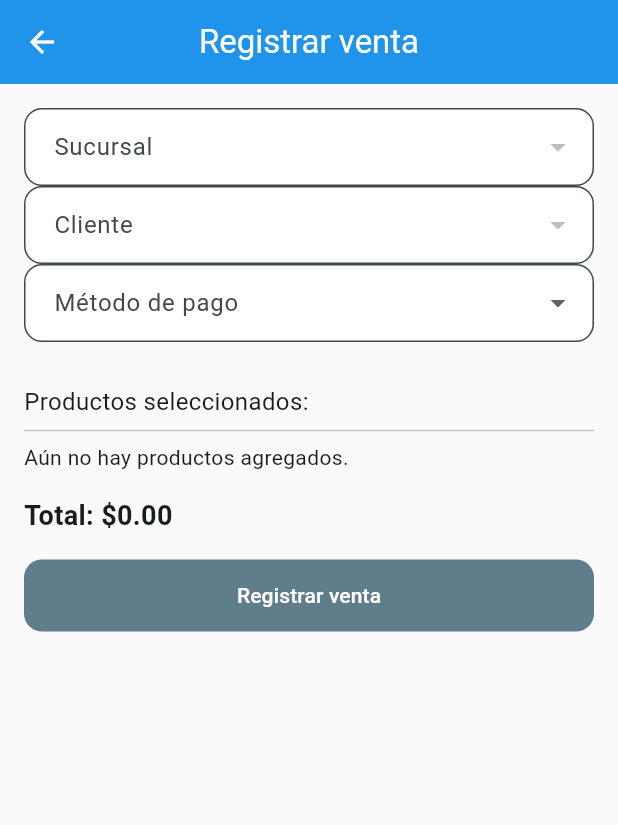
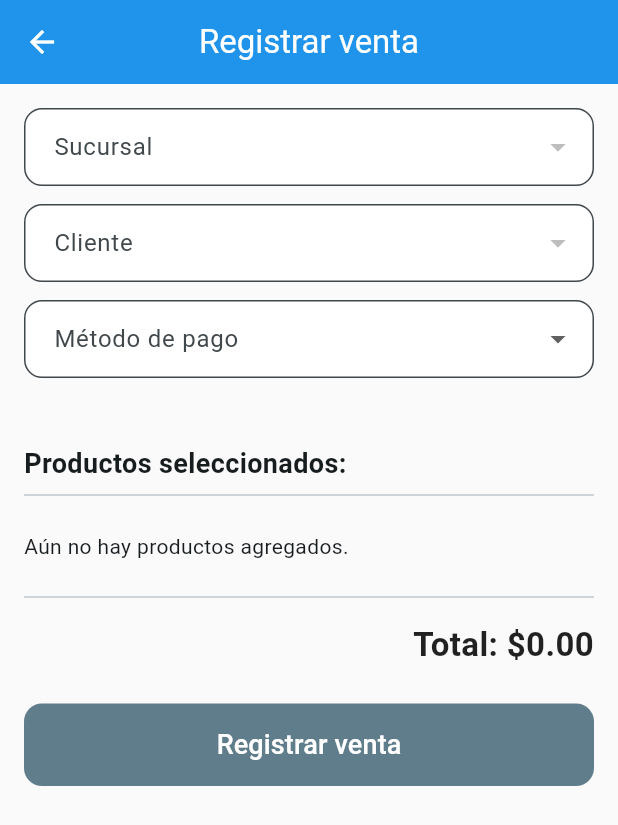
Before and after one commit to marpez4/inventario_ventas, a Flutter app: the VentaForm screen opened directly, on a phone screen of 412 x 824 dp. Shown: the top 825 px of the screen. Run offline on Flutter 3.47's test engine with Material 3 defaults, Android fonts, the phone set to English and light mode, and no system bars; our stand-ins replace sqflite; accounts and stored records are empty.

Commit message:
Mejora visual en modulos principales, agregando estilos

```diff
--- a/lib/core/ui/screens/venta_form.dart
+++ b/lib/core/ui/screens/venta_form.dart
@@ -182,19 +182,20 @@ class _VentaFormState extends State<VentaForm> {
                   _cantidades.clear();
                 }),
               ),
+              const SizedBox(height: 12),
               DropdownButtonFormField<int>(
                 value: _clienteId,
-                decoration:
-                    const InputDecoration(labelText: 'Cliente'),
-                items: [
-                  ...clientes.map((c) => DropdownMenuItem(
+                decoration: const InputDecoration(labelText: 'Cliente'),
+                items: clientes
+                    .map((c) => DropdownMenuItem(
                           value: c.id,
                           child: Text(c.nombre),
                         ))
-                ],
+                    .toList(),
                 validator: (v) => v == null ? 'Seleccione un cliente' : null,
                 onChanged: (v) => setState(() => _clienteId = v),
               ),
+              const SizedBox(height: 12),
               DropdownButtonFormField<String>(
                 value: _metodoPago,
                 decoration: const InputDecoration(labelText: 'Método de pago'),
@@ -208,29 +209,40 @@ class _VentaFormState extends State<VentaForm> {
                     v == null ? 'Seleccione método de pago' : null,
                 onChanged: (v) => setState(() => _metodoPago = v),
               ),
-              const SizedBox(height: 12),
+              const SizedBox(height: 20),
               if (_sucursalId != null)
                 FilledButton.icon(
+                  style: FilledButton.styleFrom(
+                    minimumSize: const Size.fromHeight(50),
+                  ),
                   onPressed: () =>
                       _agregarProductoDesdeModal(productosSucursal),
                   icon: const Icon(Icons.add),
                   label: const Text('Agregar producto'),
                 ),
-              const SizedBox(height: 16),
+              const SizedBox(height: 24),
               const Text('Productos seleccionados:',
-                  style: TextStyle(fontSize: 16)),
+                  style: TextStyle(fontSize: 18, fontWeight: FontWeight.bold)),
               const Divider(),
               if (_productosSeleccionados.isEmpty)
-                const Text('Aún no hay productos agregados.'),
+                const Padding(
+                  padding: EdgeInsets.symmetric(vertical: 16),
+                  child: Text('Aún no hay productos agregados.'),
+                ),
               ..._productosSeleccionados.entries.map((entry) {
                 final producto = entry.value;
                 final cantidad = _cantidades[entry.key] ?? 0;
                 final stockDisponible = producto.stock - cantidad;
 
-                return ListTile(
+                return Card(
+                  elevation: 2,
+                  margin: const EdgeInsets.symmetric(vertical: 8),
+                  child: ListTile(
                     title: Text(producto.nombre),
                     subtitle: Text(
-                      'Precio: \$${producto.precio.toStringAsFixed(2)} • Stock: ${producto.stock}'),
+                      'Precio: \$${producto.precio.toStringAsFixed(2)}\nStock disponible: ${producto.stock}',
+                    ),
+                    isThreeLine: true,
                     trailing: Row(
                       mainAxisSize: MainAxisSize.min,
                       children: [
@@ -261,19 +273,28 @@ class _VentaFormState extends State<VentaForm> {
                         ),
                       ],
                     ),
+                  ),
                 );
               }),
-              const SizedBox(height: 16),
+              const Divider(),
+              const SizedBox(height: 8),
               Text(
                 'Total: \$${_calcularTotal().toStringAsFixed(2)}',
-                style:
-                    const TextStyle(fontSize: 18, fontWeight: FontWeight.bold),
+                style: const TextStyle(
+                    fontSize: 22,
+                    fontWeight: FontWeight.bold,
+                    color: Colors.black87),
+                textAlign: TextAlign.right,
               ),
-              const SizedBox(height: 16),
+              const SizedBox(height: 24),
               FilledButton(
+                style: FilledButton.styleFrom(
+                  minimumSize: const Size.fromHeight(55),
+                ),
                 onPressed: _registrarVenta,
-                child: const Text('Registrar venta'),
-              )
+                child: const Text('Registrar venta',
+                    style: TextStyle(fontSize: 18)),
+              ),
             ],
           ),
         ),
```
Also changed, not shown: lib/core/ui/screens/historial_ventas_screen.dart (+77 -25 lines), lib/core/ui/screens/reporte_inventario_screen.dart (+27 -10 lines). Lines whose indentation alone changed are shown as unchanged.
